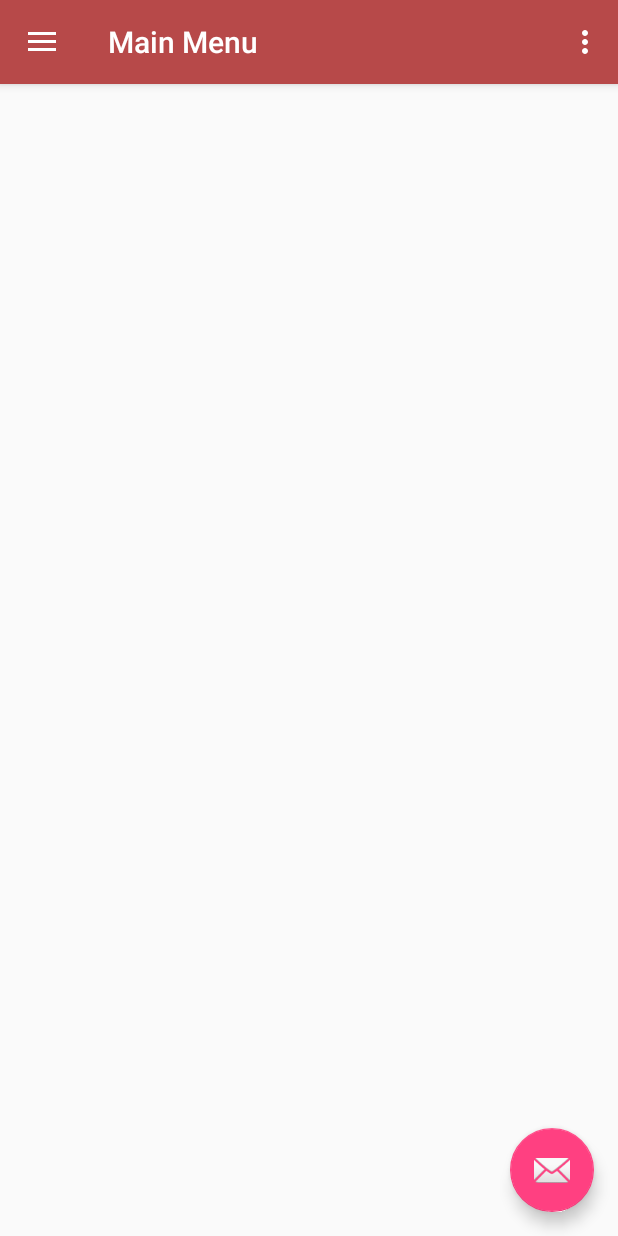
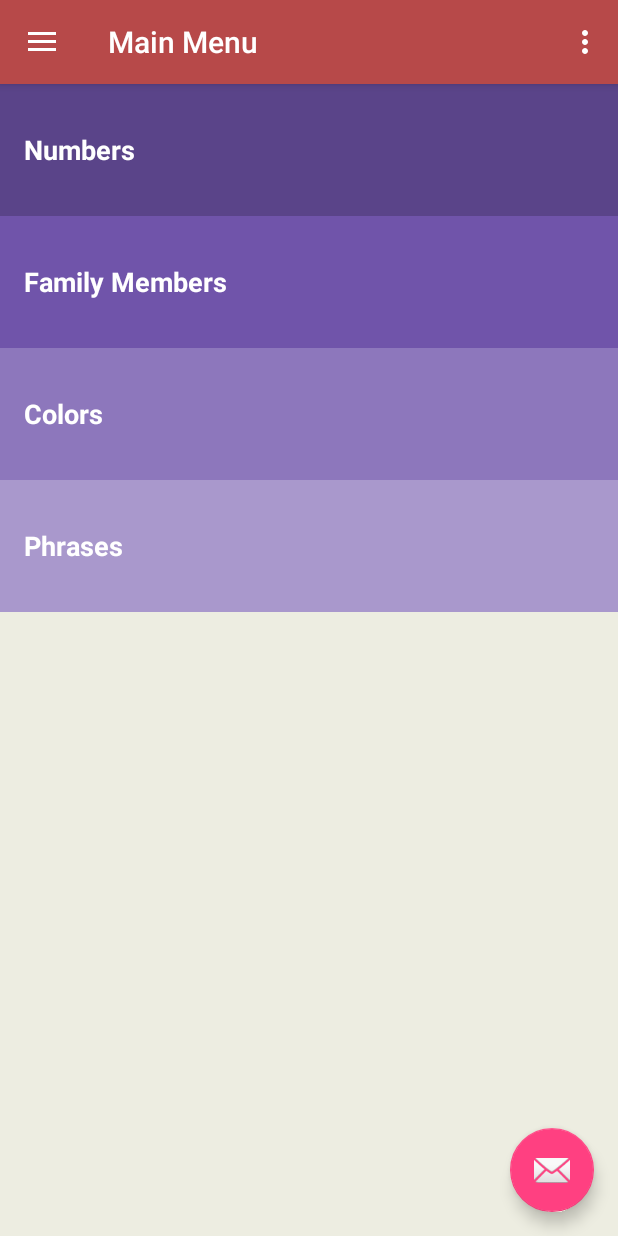
Before and after one commit to LordHazious/tpk, an Android app: the screen it shows after launch (HomeActivity), on a phone screen of 412 x 824 dp. Run offline under Robolectric (Android 15) with nearby library versions, the phone set to English and light mode, and no system bars.

```diff
--- a/app/src/main/java/au/com/codycodes/tpk/tamizhpallikoodam/HomeActivity.java
+++ b/app/src/main/java/au/com/codycodes/tpk/tamizhpallikoodam/HomeActivity.java
@@ -1,5 +1,6 @@
 package au.com.codycodes.tpk.tamizhpallikoodam;
 
+import android.content.Intent;
 import android.os.Bundle;
 import android.support.design.widget.FloatingActionButton;
 import android.support.design.widget.Snackbar;
@@ -12,6 +13,7 @@ import android.support.v7.app.AppCompatActivity;
 import android.support.v7.widget.Toolbar;
 import android.view.Menu;
 import android.view.MenuItem;
+import android.widget.TextView;
 
 public class HomeActivity extends AppCompatActivity
         implements NavigationView.OnNavigationItemSelectedListener {
@@ -40,6 +42,22 @@ public class HomeActivity extends AppCompatActivity
 
         NavigationView navigationView = (NavigationView) findViewById(R.id.nav_view);
         navigationView.setNavigationItemSelectedListener(this);
+
+        // Find the View that shows the colors category
+        TextView colors = (TextView) findViewById(R.id.colors);
+
+        // Set a click listener on that View
+        colors.setOnClickListener(new View.OnClickListener() {
+            // The code in this method will be executed when the colors category is clicked on.
+            @Override
+            public void onClick(View view) {
+                // Create a new intent to open the {@link ColorsActivity}
+                Intent colorsIntent = new Intent(HomeActivity.this, ColorsActivity.class);
+
+                // Start the new activity
+                startActivity(colorsIntent);
+            }
+        });
     }
 
     @Override
--- /dev/null
+++ b/app/src/main/java/au/com/codycodes/tpk/tamizhpallikoodam/SplashActivity.java
@@ -0,0 +1,29 @@
+package au.com.codycodes.tpk.tamizhpallikoodam;
+
+import android.content.Intent;
+import android.os.Bundle;
+import android.support.annotation.Nullable;
+import android.support.v7.app.AppCompatActivity;
+import android.os.Handler;
+
+public class SplashActivity extends AppCompatActivity {
+
+    private final int SPLASH_DISPLAY_LENGTH = 3000;
+
+    @Override
+    protected void onCreate(@Nullable Bundle savedInstanceState) {
+        super.onCreate(savedInstanceState);
+        //Intent intent = new Intent(this, HomeActivity.class);
+        //startActivity(intent);
+        //finish();
+        new Handler().postDelayed(new Runnable(){
+            @Override
+            public void run() {
+                /* Create an Intent that will start the Menu-Activity. */
+                Intent mainIntent = new Intent(SplashActivity.this,HomeActivity.class);
+                SplashActivity.this.startActivity(mainIntent);
+                SplashActivity.this.finish();
+            }
+        }, SPLASH_DISPLAY_LENGTH);
+    }
+}
--- /dev/null
+++ b/app/src/main/res/drawable/splash_background.xml
@@ -0,0 +1,12 @@
+<?xml version="1.0" encoding="utf-8"?>
+<layer-list xmlns:android="http://schemas.android.com/apk/res/android">
+
+    <item android:drawable="@color/colorPrimary" />
+
+    <item>
+        <bitmap android:src="@drawable/tpk_splash_logo"
+            android:gravity="center" />
+
+    </item>
+
+</layer-list>
--- a/app/src/main/res/layout/content_home.xml
+++ b/app/src/main/res/layout/content_home.xml
@@ -1,11 +1,73 @@
 <?xml version="1.0" encoding="utf-8"?>
-<android.support.constraint.ConstraintLayout xmlns:android="http://schemas.android.com/apk/res/android"
-    xmlns:app="http://schemas.android.com/apk/res-auto"
+<!-- Copyright (C) 2016 The Android Open Source Project
+
+     Licensed under the Apache License, Version 2.0 (the "License");
+     you may not use this file except in compliance with the License.
+     You may obtain a copy of the License at
+
+          http://www.apache.org/licenses/LICENSE-2.0
+
+     Unless required by applicable law or agreed to in writing, software
+     distributed under the License is distributed on an "AS IS" BASIS,
+     WITHOUT WARRANTIES OR CONDITIONS OF ANY KIND, either express or implied.
+     See the License for the specific language governing permissions and
+     limitations under the License.
+-->
+<LinearLayout xmlns:android="http://schemas.android.com/apk/res/android"
     xmlns:tools="http://schemas.android.com/tools"
     android:layout_width="match_parent"
     android:layout_height="match_parent"
-    app:layout_behavior="@string/appbar_scrolling_view_behavior"
-    tools:context=".HomeActivity"
-    tools:showIn="@layout/app_bar_home">
+    android:background="@color/tan_background"
+    android:orientation="vertical"
+    tools:context="com.example.android.miwok.MainActivity">
 
-</android.support.constraint.ConstraintLayout>
+    <!-- Numbers category -->
+    <FrameLayout
+        android:layout_width="match_parent"
+        android:layout_height="wrap_content"
+        android:layout_marginTop="?attr/actionBarSize"
+        android:background="@color/category_numbers">
+
+        <TextView
+            android:id="@+id/numbers"
+            style="@style/CategoryStyle"
+            android:background="?android:attr/selectableItemBackground"
+            android:text="@string/category_numbers" />
+    </FrameLayout>
+
+    <!-- Family category -->
+    <FrameLayout
+        android:layout_width="match_parent"
+        android:layout_height="wrap_content"
+        android:background="@color/category_family">
+        <TextView
+            android:id="@+id/family"
+            style="@style/CategoryStyle"
+            android:background="?android:attr/selectableItemBackground"
+            android:text="@string/category_family" />
+    </FrameLayout>
+
+    <!-- Colors category -->
+    <FrameLayout
+        android:layout_width="match_parent"
+        android:layout_height="wrap_content"
+        android:background="@color/category_colors">
+        <TextView
+            android:id="@+id/colors"
+            style="@style/CategoryStyle"
+            android:background="?android:attr/selectableItemBackground"
+            android:text="@string/category_colors" />
+    </FrameLayout>
+
+    <!-- Phrases category -->
+    <FrameLayout
+        android:layout_width="match_parent"
+        android:layout_height="wrap_content"
+        android:background="@color/category_phrases">
+        <TextView
+            android:id="@+id/phrases"
+            style="@style/CategoryStyle"
+            android:background="?android:attr/selectableItemBackground"
+            android:text="@string/category_phrases" />
+    </FrameLayout>
+</LinearLayout>
--- a/app/src/main/res/values/colors.xml
+++ b/app/src/main/res/values/colors.xml
@@ -1,6 +1,23 @@
 <?xml version="1.0" encoding="utf-8"?>
 <resources>
-    <color name="colorPrimary">#3F51B5</color>
+    <color name="colorPrimary">#edede1</color>
     <color name="colorPrimaryDark">#303F9F</color>
     <color name="colorAccent">#FF4081</color>
+    <!-- Background color for app -->
+    <color name="tan_background">#edede1</color>
+    <!-- Background color for the numbers category -->
+    <color name="category_numbers">#5a4489</color>
+
+    <!-- Background color for the family members category -->
+    <color name="category_family">#7054aa</color>
+
+    <!-- Background color for the colors category -->
+    <color name="category_colors">#8d77bc</color>
+
+    <!-- Background color for the phrases category -->
+    <color name="category_phrases">#a998cc</color>
+
+    <!-- Background color for the splash screen -->
+    <color name="background_splash">#edede1</color>
+
 </resources>
--- a/app/src/main/res/values/dimens.xml
+++ b/app/src/main/res/values/dimens.xml
@@ -5,4 +5,5 @@
     <dimen name="nav_header_vertical_spacing">8dp</dimen>
     <dimen name="nav_header_height">176dp</dimen>
     <dimen name="fab_margin">16dp</dimen>
+    <dimen name="list_item_height">88dp</dimen>
 </resources>
--- a/app/src/main/res/values/strings.xml
+++ b/app/src/main/res/values/strings.xml
@@ -7,4 +7,15 @@
     <string name="nav_header_subtitle">www.tamizhpallikoodam.org.au/</string>
     <string name="nav_header_desc">Navigation header</string>
     <string name="action_settings">Settings</string>
+    <!-- Category name for phrases [CHAR LIMIT=20] -->
+    <string name="category_phrases">Phrases</string>
+
+    <!-- Category name for the vocabulary words for colors [CHAR LIMIT=20] -->
+    <string name="category_colors">Colors</string>
+
+    <!-- Category name for the vocabulary words for numbers [CHAR LIMIT=20] -->
+    <string name="category_numbers">Numbers</string>
+
+    <!-- Category name for the vocabulary words for family members [CHAR LIMIT=20] -->
+    <string name="category_family">Family Members</string>
 </resources>
--- a/app/src/main/res/values/styles.xml
+++ b/app/src/main/res/values/styles.xml
@@ -17,4 +17,19 @@
 
     <style name="AppTheme.PopupOverlay" parent="ThemeOverlay.AppCompat.Light" />
 
+    <style name="SplashTheme" parent="Theme.AppCompat.NoActionBar">
+        <item name="android:windowBackground">@drawable/splash_background</item>
+    </style>
+
+    <!-- Style for a category of vocabulary words -->
+    <style name="CategoryStyle">
+        <item name="android:layout_width">match_parent</item>
+        <item name="android:layout_height">@dimen/list_item_height</item>
+        <item name="android:gravity">center_vertical</item>
+        <item name="android:padding">16dp</item>
+        <item name="android:textColor">@android:color/white</item>
+        <item name="android:textStyle">bold</item>
+        <item name="android:textAppearance">?android:textAppearanceMedium</item>
+    </style>
+
 </resources>
```
Also changed, not shown: app/src/main/AndroidManifest.xml (+8 -1 lines), app/src/main/java/au/com/codycodes/tpk/tamizhpallikoodam/ColorsActivity.java (added, +161 -0 lines), app/src/main/java/au/com/codycodes/tpk/tamizhpallikoodam/Word.java (added, +89 -0 lines), app/src/main/java/au/com/codycodes/tpk/tamizhpallikoodam/WordAdapter.java (added, +84 -0 lines), app/src/main/res/layout/activity_splash.xml (added, +7 -0 lines), app/src/main/res/layout/list_item.xml (added, +56 -0 lines), app/src/main/res/layout/word_list.xml (added, +7 -0 lines).
